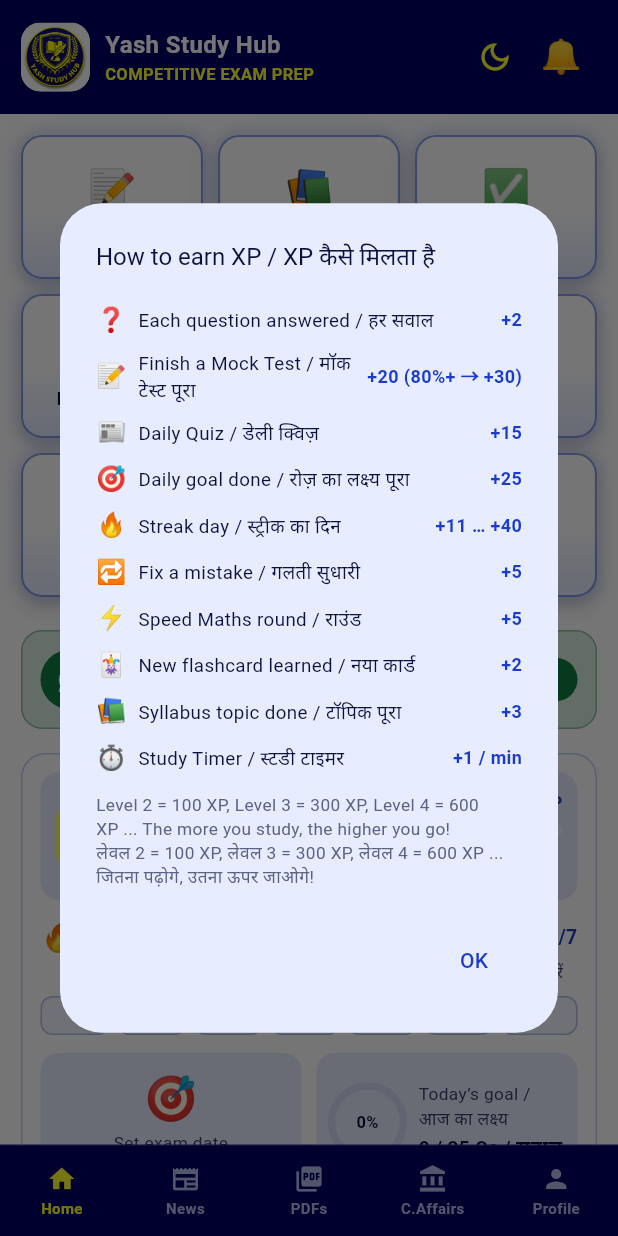
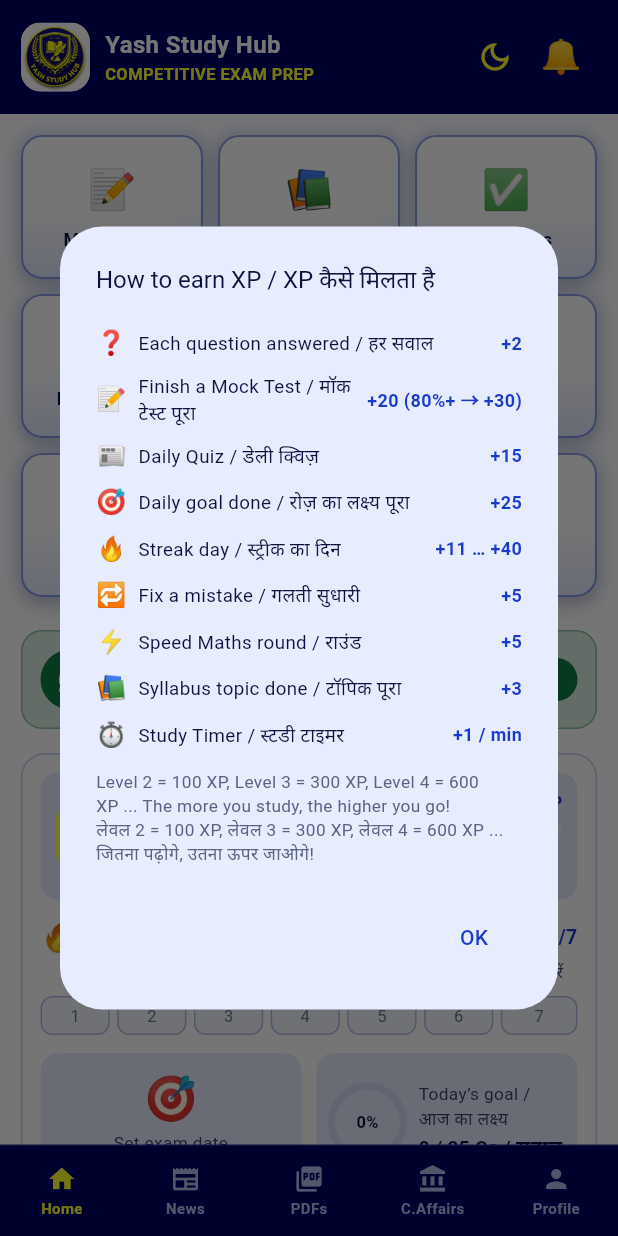
Before and after one commit to yashpcmishra-cyber/yash-study-hub, a Flutter app: the HomeScreen screen opened directly, after a tap on "LVL", on a phone screen of 412 x 824 dp. Run offline on Flutter 3.47's test engine with Material 3 defaults, Android fonts, the phone set to English and light mode, and no system bars; our stand-ins replace cached_network_image, chewie, cloud_firestore, file_picker, firebase_analytics, firebase_auth and 13 more; accounts and stored records are empty.

Commit message:
Add files via upload

```diff
--- a/flutter-app/lib/widgets/study_tools_card.dart
+++ b/flutter-app/lib/widgets/study_tools_card.dart
@@ -1,22 +1,15 @@
 import 'package:flutter/material.dart';
 import '../app_colors.dart';
-import '../data/flashcard_data.dart';
 import '../screens/badges_screen.dart';
-import '../screens/flashcards_screen.dart';
 import '../screens/saved_questions_screen.dart';
-import '../screens/study_calendar_screen.dart';
 import '../screens/study_timer_screen.dart';
-import '../screens/typing_test_screen.dart';
 import '../services/badge_store.dart';
 import '../services/bookmark_store.dart';
-import '../services/calendar_store.dart';
-import '../services/flashcard_store.dart';
 import '../services/study_store.dart';
 import '../services/study_time_store.dart';
 import '../services/study_timer_service.dart';
-import '../services/typing_store.dart';
 
-/// Home ka "Study Tools" card: Flashcards, Badges, Study Timer, Typing Test, Saved Questions, Study Calendar.
+/// Home ka "Study Tools" card: Badges, Study Timer, Saved Questions.
 /// Sab data phone me hai - Firestore se kuch nahi padhta / likhta.
 class StudyToolsCard extends StatefulWidget {
   const StudyToolsCard({super.key});
@@ -26,22 +19,17 @@ class StudyToolsCard extends StatefulWidget {
 }
 
 class _StudyToolsCardState extends State<StudyToolsCard> {
-  int _known = 0;
   int _unlocked = 0;
   int _badgeTotal = 0;
   int _newBadges = 0;
   int _todayStudySec = 0;
-  int _bestWpm = 0;
   int _savedQ = 0;
-  int _activeDays = 0;
 
   @override
   void initState() {
     super.initState();
     StudyStore.changes.addListener(_reload);
-    FlashcardStore.changes.addListener(_reload);
     StudyTimeStore.changes.addListener(_reload);
-    TypingStore.changes.addListener(_reload);
     BookmarkStore.changes.addListener(_reload);
     StudyTimerService.instance.addListener(_onTimer);
     StudyTimerService.instance.init();
@@ -51,9 +39,7 @@ class _StudyToolsCardState extends State<StudyToolsCard> {
   @override
   void dispose() {
     StudyStore.changes.removeListener(_reload);
-    FlashcardStore.changes.removeListener(_reload);
     StudyTimeStore.changes.removeListener(_reload);
-    TypingStore.changes.removeListener(_reload);
     BookmarkStore.changes.removeListener(_reload);
     StudyTimerService.instance.removeListener(_onTimer);
     super.dispose();
@@ -67,22 +53,16 @@ class _StudyToolsCardState extends State<StudyToolsCard> {
   Future<void> _reload() async {
     try {
       final today = await StudyTimeStore.secondsOn(StudyStore.today());
-      final known = await FlashcardStore.knownCount();
       final badges = await BadgeStore.evaluate();
       final fresh = await BadgeStore.newCount(badges);
-      final wpm = await TypingStore.bestOverall();
       final savedQ = await BookmarkStore.count();
-      final activeDays = await CalendarStore.activeDaysInMonth(DateTime.now());
       if (!mounted) return;
       setState(() {
-        _known = known;
         _unlocked = badges.where((b) => b.unlocked).length;
         _badgeTotal = badges.length;
         _newBadges = fresh;
         _todayStudySec = today;
-        _bestWpm = wpm;
         _savedQ = savedQ;
-        _activeDays = activeDays;
       });
     } catch (_) {
       // card chhupa nahi, bas purani values dikhti rahengi
@@ -105,9 +85,7 @@ class _StudyToolsCardState extends State<StudyToolsCard> {
       final t = StudyTimeStore.fmt(_todayStudySec);
       timerSub = 'Today: $t\nआज: $t';
     }
-    final typingSub = _bestWpm == 0 ? 'Test your speed\nस्पीड जाँचें' : 'Best: $_bestWpm WPM\nबेस्ट: $_bestWpm WPM';
     final savedSub = _savedQ == 0 ? 'Tap ⭐ in any quiz\nक्विज़ में ⭐ दबाएँ' : '$_savedQ saved\n$_savedQ सेव';
-    final calSub = _activeDays == 0 ? 'See your study days\nपढ़ाई के दिन देखें' : '$_activeDays days this month\nइस माह $_activeDays दिन';
     return Container(
       padding: const EdgeInsets.all(12),
       decoration: BoxDecoration(
@@ -122,17 +100,9 @@ class _StudyToolsCardState extends State<StudyToolsCard> {
           const SizedBox(height: 10),
           Row(
             children: [
-              _tile('🃏', 'Flashcards', '$_known / ${kFlashcards.length} learned\n$_known / ${kFlashcards.length} याद', () => _open(const FlashcardsScreen())),
+              _tile('🏅', 'Badges', '$_unlocked / $_badgeTotal unlocked\n$_unlocked / $_badgeTotal खुले', () => _open(const BadgesScreen()), dot: _newBadges > 0),
               const SizedBox(width: 10),
-              _tile('🏅', 'Badges', '$_unlocked / $_badgeTotal unlocked\n$_unlocked / $_badgeTotal खुले', () => _open(const BadgesScreen()), dot: _newBadges > 0),
-            ],
-          ),
-          const SizedBox(height: 10),
-          Row(
-            children: [
               _tile('⏱️', 'Study Timer', timerSub, () => _open(const StudyTimerScreen()), dot: timer.running),
-              const SizedBox(width: 10),
-              _tile('⌨️', 'Typing Test', typingSub, () => _open(const TypingTestScreen())),
             ],
           ),
           const SizedBox(height: 10),
@@ -140,7 +110,7 @@ class _StudyToolsCardState extends State<StudyToolsCard> {
             children: [
               _tile('⭐', 'Saved Questions', savedSub, () => _open(const SavedQuestionsScreen())),
               const SizedBox(width: 10),
-              _tile('🗓️', 'Study Calendar', calSub, () => _open(const StudyCalendarScreen())),
+              const Expanded(child: SizedBox()),
             ],
           ),
         ],
--- a/flutter-app/lib/widgets/xp_card.dart
+++ b/flutter-app/lib/widgets/xp_card.dart
@@ -46,7 +46,6 @@ class _XpCardState extends State<XpCard> {
       ['🔥', 'Streak day / स्ट्रीक का दिन', '+11 … +40'],
       ['🔁', 'Fix a mistake / गलती सुधारी', '+5'],
       ['⚡', 'Speed Maths round / राउंड', '+5'],
-      ['🃏', 'New flashcard learned / नया कार्ड', '+2'],
       ['📚', 'Syllabus topic done / टॉपिक पूरा', '+3'],
       ['⏱️', 'Study Timer / स्टडी टाइमर', '+1 / min'],
     ];
```
Also changed, not shown: flutter-app/lib/widgets/exam_boost_card.dart (+3 -16 lines), flutter-app/lib/widgets/more_tools_card.dart (+2 -13 lines).
